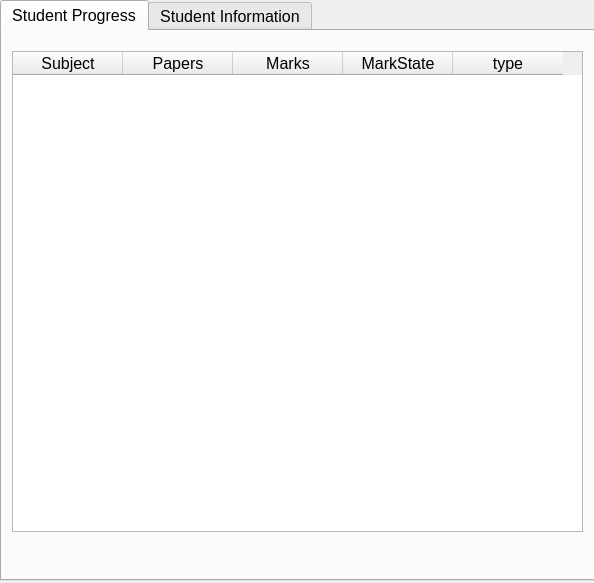
Qt form studentinformation.ui (dkithmal/BinduProjectTeacher) before a commit.
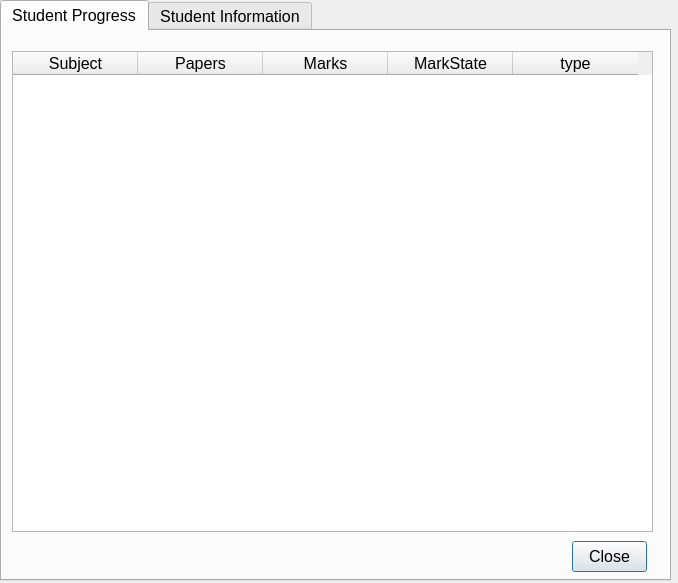
The same form after that commit. The open tabs and pages were chosen to show the change.

```diff
--- a/studentinformation.ui
+++ b/studentinformation.ui
@@ -6,7 +6,7 @@
    <rect>
     <x>0</x>
     <y>0</y>
-    <width>594</width>
+    <width>678</width>
     <height>583</height>
    </rect>
   </property>
@@ -18,7 +18,7 @@
     <rect>
      <x>0</x>
      <y>0</y>
-     <width>601</width>
+     <width>671</width>
      <height>581</height>
     </rect>
    </property>
@@ -42,7 +42,7 @@
       <rect>
        <x>10</x>
        <y>20</y>
-       <width>571</width>
+       <width>641</width>
        <height>481</height>
       </rect>
      </property>
@@ -64,7 +64,7 @@
       <bool>true</bool>
      </property>
      <attribute name="horizontalHeaderDefaultSectionSize">
-      <number>110</number>
+      <number>125</number>
      </attribute>
      <attribute name="verticalHeaderVisible">
       <bool>false</bool>
@@ -95,6 +95,19 @@
       </property>
      </column>
     </widget>
+    <widget class="QPushButton" name="pushButton_2">
+     <property name="geometry">
+      <rect>
+       <x>570</x>
+       <y>510</y>
+       <width>75</width>
+       <height>31</height>
+      </rect>
+     </property>
+     <property name="text">
+      <string>Close</string>
+     </property>
+    </widget>
    </widget>
    <widget class="QWidget" name="tab_2">
     <attribute name="title">
```
Left out of the diff: 47 changed lines with no effect on the pictures.
